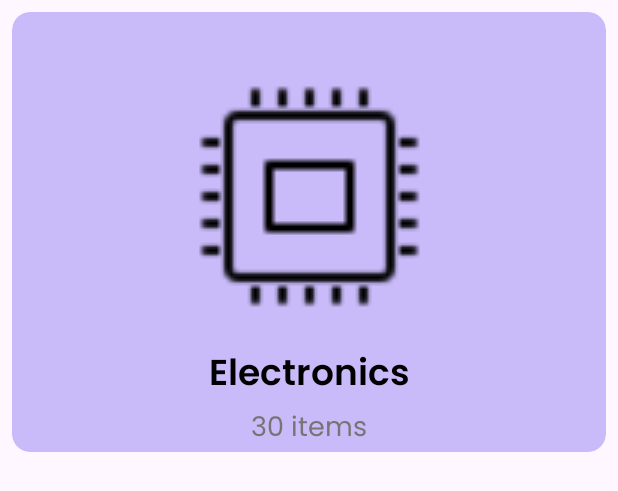
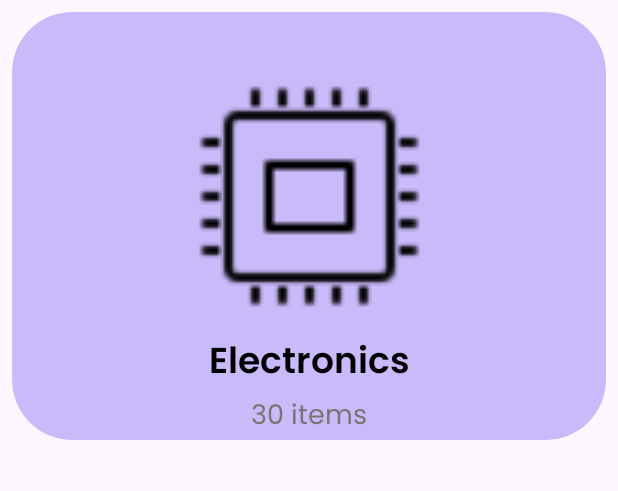
Before and after one commit to devnoorm7md/fake-shope-store, an Android app: the layout item_home_card.xml on its own in the app's theme, with its tools: preview values and no code run, on a phone screen of 412 x 824 dp. Shown: the top 491 px of the screen. Run offline under Robolectric (Android 15) with nearby library versions, the phone set to English and light mode, and no system bars.

Commit message:
edit home card ui

```diff
--- a/app/src/main/res/layout/item_home_card.xml
+++ b/app/src/main/res/layout/item_home_card.xml
@@ -10,7 +10,7 @@
     android:backgroundTint="@color/purple"
     android:elevation="0dp"
     app:strokeWidth="0dp"
-    app:cardCornerRadius="12dp">
+    app:cardCornerRadius="40dp">
 
     <androidx.constraintlayout.widget.ConstraintLayout
         android:layout_width="match_parent"
@@ -23,7 +23,8 @@
             android:layout_gravity="center"
             android:layout_marginTop="48dp"
             app:layout_constraintEnd_toEndOf="parent"
-            app:layout_constraintDimensionRatio="1:1"            app:layout_constraintStart_toStartOf="parent"
+            app:layout_constraintDimensionRatio="1:1"
+            app:layout_constraintStart_toStartOf="parent"
             app:layout_constraintTop_toTopOf="parent"
             app:srcCompat="@drawable/electronics" />
 
@@ -31,7 +32,7 @@
             android:id="@+id/text_category_name"
             android:layout_width="wrap_content"
             android:layout_height="wrap_content"
-            android:layout_marginTop="24dp"
+            android:layout_marginTop="16dp"
             android:fontFamily="@font/poppins_semi_bold"
             android:textSize="24sp"
             android:textColor="@color/black"
```
